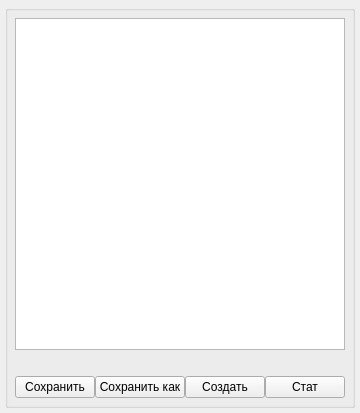
Qt form phx-cnc-ui-mainform/src/CXEditPathFile.ui (superkulpa/phx-cnc-ui) before a commit.
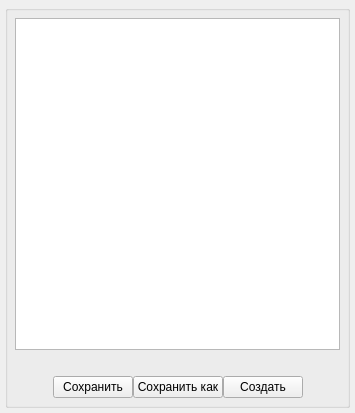
The same form after that commit. Custom widgets are drawn as their Qt base class.

```diff
--- a/phx-cnc-ui-mainform/src/CXEditPathFile.ui
+++ b/phx-cnc-ui-mainform/src/CXEditPathFile.ui
@@ -84,13 +84,13 @@
             </property>
            </widget>
           </item>
-          <item>
+          <!-- item>
            <widget class="CXTouchButton" name="mStatButton">
             <property name="text">
              <string>Стат</string>
             </property>
            </widget>
-          </item>
+          </item -->
          </layout>
         </item>
         <item>
```
